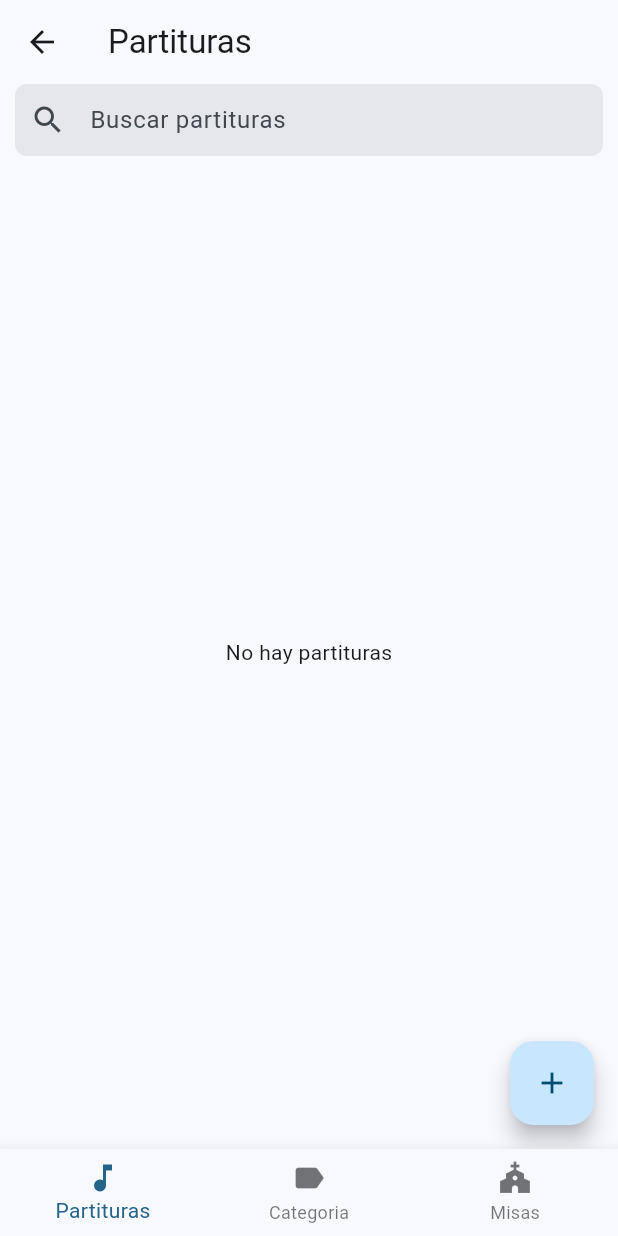
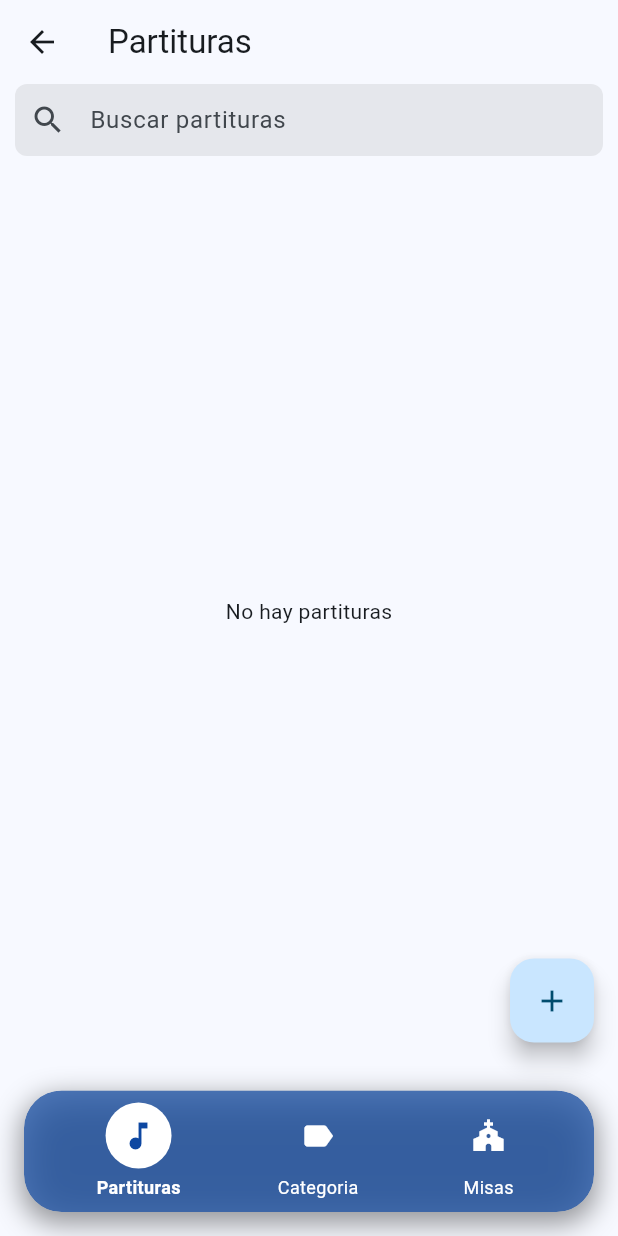
Before and after one commit to luishdzl/Cancionero_misa, a Flutter app: the MainScreen screen opened by its route, on a phone screen of 412 x 824 dp. Run offline on Flutter 3.47's test engine with Material 3 defaults, Android fonts, the phone set to English and light mode, and no system bars; our stand-ins replace file_picker; missing offline and left inert: sqlite3.

Commit message:
reparacion de relacion de musicas con sus etiquetas
Se implemento nueva relacion de musica  con etiquetas
y se implemento nuevo diseño del bottom bar

```diff
--- /dev/null
+++ b/lib/JsonModels/MassSong.dart
@@ -0,0 +1,31 @@
+class MassSong {
+  final int? massSongId;
+  final int massId;
+  final String tagName;
+  final int noteId;
+  final int sortOrder;
+
+  MassSong({
+    this.massSongId,
+    required this.massId,
+    required this.tagName,
+    required this.noteId,
+    this.sortOrder = 0,
+  });
+
+  factory MassSong.fromMap(Map<String, dynamic> json) => MassSong(
+        massSongId: json["massSongId"],
+        massId: json["massId"],
+        tagName: json["tagName"],
+        noteId: json["noteId"],
+        sortOrder: json["sortOrder"] ?? 0,
+      );
+
+  Map<String, dynamic> toMap() => {
+        "massSongId": massSongId,
+        "massId": massId,
+        "tagName": tagName,
+        "noteId": noteId,
+        "sortOrder": sortOrder,
+      };
+}
--- a/lib/JsonModels/mass_model.dart
+++ b/lib/JsonModels/mass_model.dart
@@ -2,54 +2,22 @@ class MassModel {
   final int? massId;
   final String title;
   final String date;
-  final int? entrada;   // Cambiado de String? a int?
-  final int? piedad;    // Cambiado de String? a int?
-  final int? palabra;   // Cambiado de String? a int?
-  final int? ofertorio; // Cambiado de String? a int?
-  final int? santo;     // Cambiado de String? a int?
-  final int? cordero;   // Cambiado de String? a int?
-  final int? comunion;  // Cambiado de String? a int?
-  final int? salida;    // Cambiado de String? a int?
 
   MassModel({
     this.massId,
     required this.title,
     required this.date,
-    this.entrada,
-    this.piedad,
-    this.palabra,
-    this.ofertorio,
-    this.santo,
-    this.cordero,
-    this.comunion,
-    this.salida,
   });
 
   factory MassModel.fromMap(Map<String, dynamic> json) => MassModel(
         massId: json["massId"],
         title: json["title"],
         date: json["date"],
-        entrada: json["entrada"],
-        piedad: json["piedad"],
-        palabra: json["palabra"],
-        ofertorio: json["ofertorio"],
-        santo: json["santo"],
-        cordero: json["cordero"],
-        comunion: json["comunion"],
-        salida: json["salida"],
       );
 
   Map<String, dynamic> toMap() => {
         "massId": massId,
         "title": title,
         "date": date,
-        "entrada": entrada,
-        "piedad": piedad,
-        "palabra": palabra,
-        "ofertorio": ofertorio,
-        "santo": santo,
-        "cordero": cordero,
-        "comunion": comunion,
-        "salida": salida,
       };
 }
--- a/lib/JsonModels/note_model.dart
+++ b/lib/JsonModels/note_model.dart
@@ -2,10 +2,10 @@ class NoteModel {
   final int? noteId;
   final String noteTitle;
   final String noteContent;
-  final String createdAt;
-  final String originalKey;
-  final String currentKey;
-  final List<String> tags; // Nuevo campo para etiquetas
+  final String? createdAt;
+  final String originalKey; // Cambiar a no nullable
+  final String currentKey;  // Cambiar a no nullable
+  List<String>? tags;
 
   NoteModel({
     this.noteId,
@@ -22,9 +22,8 @@ class NoteModel {
         noteTitle: json["noteTitle"],
         noteContent: json["noteContent"],
         createdAt: json["createdAt"],
-        originalKey: json["originalKey"] ?? 'C',
-        currentKey: json["currentKey"] ?? 'C',
-        tags: json["tags"]?.split(',') ?? [],
+        originalKey: json["originalKey"] ?? 'C', // Valor por defecto
+        currentKey: json["currentKey"] ?? 'C',   // Valor por defecto
       );
 
   Map<String, dynamic> toMap() => {
@@ -34,7 +33,7 @@ class NoteModel {
         "createdAt": createdAt,
         "originalKey": originalKey,
         "currentKey": currentKey,
-        "tags": tags.join(','),
+        "tags": tags?.join(','),
       };
 
   NoteModel copyWith({
--- a/lib/main.dart
+++ b/lib/main.dart
@@ -1,3 +1,4 @@
+import 'dart:ui';
 import 'package:flutter/material.dart';
 import 'package:flutter/services.dart';
 import 'package:sqlite_flutter_crud/Authtentication/login.dart';
@@ -5,6 +6,7 @@ import 'package:sqlite_flutter_crud/Views/notes_screens/notes.dart';
 import 'package:sqlite_flutter_crud/Views/tags_screens/tags_screen.dart';
 import 'package:sqlite_flutter_crud/Views/masses_screens/masses_screen.dart';
 import 'package:flutter_localizations/flutter_localizations.dart';
+
 void main() {
   SystemChrome.setSystemUIOverlayStyle(const SystemUiOverlayStyle(
     statusBarColor: Colors.transparent,
@@ -64,25 +66,77 @@ class _MainScreenState extends State<MainScreen> {
     const MassesScreen(), // Pantalla de misas
   ];
 
-  @override
+   @override
   Widget build(BuildContext context) {
     return Scaffold(
       body: _screens[_currentIndex],
-      bottomNavigationBar: BottomNavigationBar(
-        currentIndex: _currentIndex,
-        onTap: (index) => setState(() => _currentIndex = index),
-        items: const [
-          BottomNavigationBarItem(
-            icon: Icon(Icons.music_note),
-            label: 'Partituras',
+      bottomNavigationBar: Container(
+        margin: const EdgeInsets.all(16.0),
+        decoration: BoxDecoration(
+          borderRadius: BorderRadius.circular(25.0),
+          boxShadow: [
+            BoxShadow(
+              color: Colors.black.withOpacity(0.4),
+              blurRadius: 15,
+              spreadRadius: 2,
+              offset: const Offset(0, 6),
+            ),
+          ],
+        ),
+        child: ClipRRect(
+          borderRadius: BorderRadius.circular(25.0),
+          child: BackdropFilter(
+            filter: ImageFilter.blur(sigmaX: 10.0, sigmaY: 10.0),
+            child: Container(
+              decoration: BoxDecoration(
+                color: Colors.blue[900]!.withOpacity(0.7),
+                borderRadius: BorderRadius.circular(25.0),
+              ),
+              child: Padding(
+                padding: const EdgeInsets.symmetric(horizontal: 16.0, vertical: 8.0),
+                child: Row(
+                  mainAxisAlignment: MainAxisAlignment.spaceAround,
+                  children: [
+                    _buildNavItem(Icons.music_note, 'Partituras', 0),
+                    _buildNavItem(Icons.label, 'Categoria', 1),
+                    _buildNavItem(Icons.church, 'Misas', 2),
+                  ],
+                ),
+              ),
+            ),
           ),
-          BottomNavigationBarItem(
-            icon: Icon(Icons.label),
-            label: 'Categoria',
+        ),
+      ),
+    );
+  }
+
+  Widget _buildNavItem(IconData icon, String label, int index) {
+    final bool isSelected = _currentIndex == index;
+    return GestureDetector(
+      onTap: () => setState(() => _currentIndex = index),
+      child: Column(
+        mainAxisSize: MainAxisSize.min,
+        children: [
+          Container(
+            decoration: BoxDecoration(
+              color: isSelected ? Colors.white : Colors.transparent,
+              shape: BoxShape.circle,
+            ),
+            padding: const EdgeInsets.all(10.0),
+            child: Icon(
+              icon,
+              color: isSelected ? Colors.blue[900] : Colors.white,
+              size: 24,
+            ),
           ),
-          BottomNavigationBarItem(
-            icon: Icon(Icons.church),
-            label: 'Misas',
+          const SizedBox(height: 4),
+          Text(
+            label,
+            style: TextStyle(
+              color: Colors.white,
+              fontSize: 12,
+              fontWeight: isSelected ? FontWeight.bold : FontWeight.normal,
+            ),
           ),
         ],
       ),
```
Also changed, not shown: lib/SQLite/sqlite.dart (+61 -44 lines), lib/Views/masses_screens/mass_create_screen.dart (+32 -28 lines), lib/Views/masses_screens/mass_detail_screen.dart (+57 -22 lines), lib/Views/masses_screens/mass_edit_screen.dart (+0 -8 lines), lib/widgets/MultiSelectDialog.dart (added, +107 -0 lines), 2 other files.
